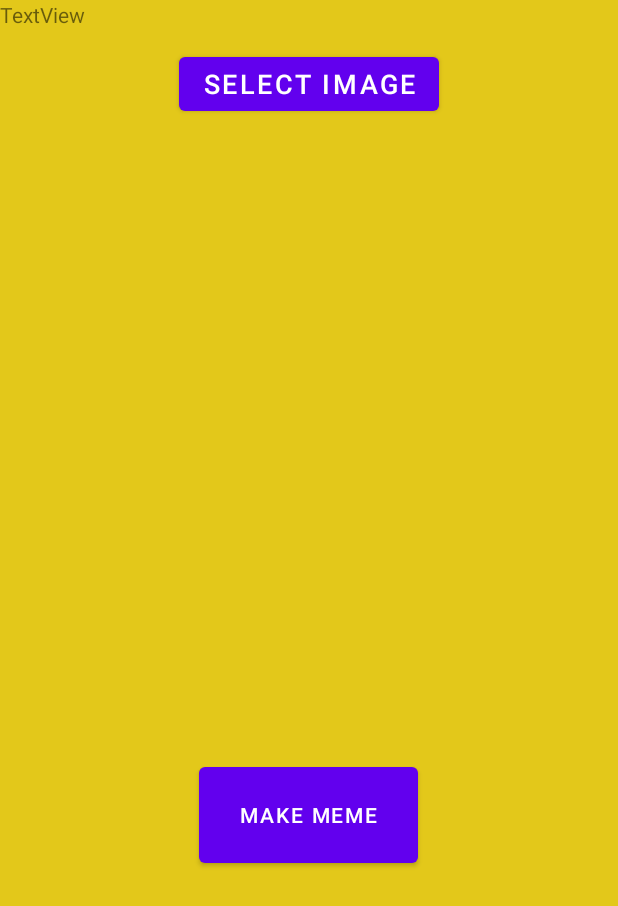
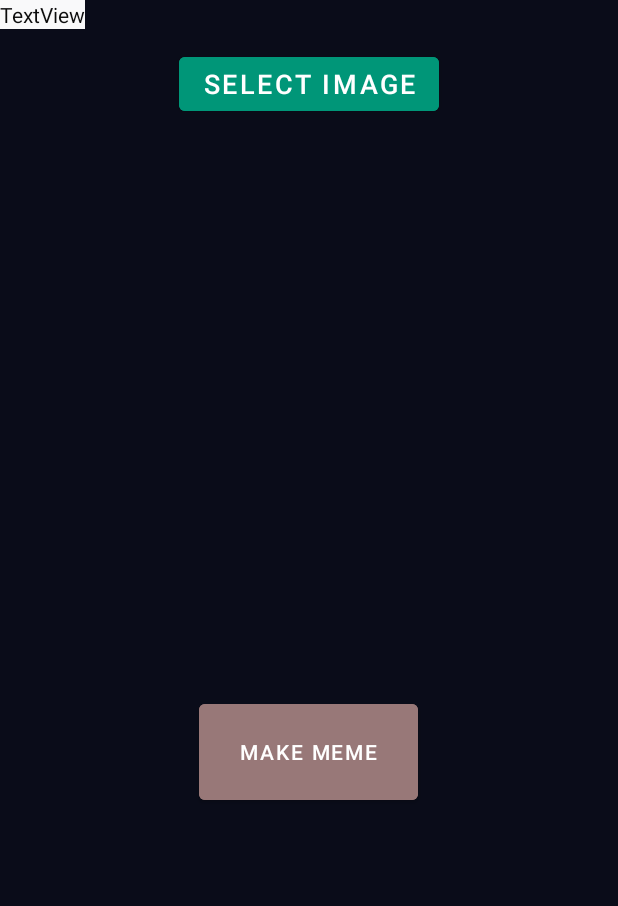
Before and after one commit to hereisjayant/MeMeow-ML-Cat-Meme-Generator, an Android app: the imageUpload screen opened directly, with no data from a screen before it, on a phone screen of 412 x 824 dp. Shown: the top 906 px of the screen. Run offline under Robolectric (Android 15) with nearby library versions, the phone set to English and light mode, and no system bars; libraries missing offline, so code that uses them is left out: org.pytorch, org.pytorch.torchvision; pictures from the network do not load; 1 statement that could not run was skipped.

Commit message:
Updated UI some more but still needs work

```diff
--- a/Cats/app/src/main/res/layout/activity_im_entering.xml
+++ b/Cats/app/src/main/res/layout/activity_im_entering.xml
@@ -4,6 +4,7 @@
     xmlns:tools="http://schemas.android.com/tools"
     android:layout_width="match_parent"
     android:layout_height="match_parent"
+    android:background="#0A0C19"
     tools:context=".ImEnteringActivity">
 
     <ImageView
--- a/Cats/app/src/main/res/layout/activity_image_upload.xml
+++ b/Cats/app/src/main/res/layout/activity_image_upload.xml
@@ -1,9 +1,10 @@
 <?xml version="1.0" encoding="utf-8"?>
 <RelativeLayout xmlns:android="http://schemas.android.com/apk/res/android"
+    xmlns:app="http://schemas.android.com/apk/res-auto"
     xmlns:tools="http://schemas.android.com/tools"
     android:layout_width="match_parent"
     android:layout_height="match_parent"
-    android:background="#E3C81A"
+    android:background="#0A0C19"
     tools:context=".MainActivity"
     tools:ignore="HardcodedText">
 
@@ -17,9 +18,11 @@
         android:layout_height="wrap_content"
         android:layout_centerHorizontal="true"
         android:layout_marginTop="32dp"
+        android:backgroundTint="#009678"
         android:text="SELECT IMAGE"
         android:textColor="@android:color/white"
-        android:textSize="18sp" />
+        android:textSize="18sp"
+        app:iconTint="#FFFFFF" />
 
     <ImageView
         android:id="@+id/IVPreviewImage"
@@ -29,7 +32,8 @@
         android:layout_centerHorizontal="true"
         android:layout_marginStart="16dp"
         android:layout_marginTop="68dp"
-        android:layout_marginEnd="16dp" />
+        android:layout_marginEnd="16dp"
+        android:backgroundTint="#B19797" />
 
     <Button
         android:id="@+id/memeBtn"
@@ -39,14 +43,18 @@
         android:layout_centerHorizontal="true"
         android:layout_marginStart="143dp"
         android:layout_marginLeft="143dp"
-        android:layout_marginTop="57dp"
+        android:layout_marginTop="15dp"
         android:layout_marginBottom="149dp"
-        android:text="Make Meme" />
+        android:backgroundTint="#987878"
+        android:text="Make Meme"
+        app:iconTint="#3397F1" />
 
     <TextView
         android:id="@+id/category"
         android:layout_width="wrap_content"
         android:layout_height="wrap_content"
-        android:text="TextView" />
+        android:background="#F9F9FA"
+        android:text="TextView"
+        android:textColor="#0C0C0C" />
 
 </RelativeLayout>
--- a/Cats/app/src/main/res/layout/activity_main.xml
+++ b/Cats/app/src/main/res/layout/activity_main.xml
@@ -5,7 +5,7 @@
     android:id="@+id/titleTextView"
     android:layout_width="match_parent"
     android:layout_height="match_parent"
-    android:background="#000000"
+    android:background="#0A0C19"
     tools:context=".MainActivity">
 
     <Button
--- a/Cats/app/src/main/res/layout/activity_text_entering.xml
+++ b/Cats/app/src/main/res/layout/activity_text_entering.xml
@@ -4,13 +4,15 @@
     xmlns:tools="http://schemas.android.com/tools"
     android:layout_width="match_parent"
     android:layout_height="match_parent"
-    android:background="#E3C81A"
+    android:background="#0A0C19"
     tools:context=".TextEnteringActivity">
 
     <EditText
         android:id="@+id/inputEditText"
         android:layout_width="338dp"
         android:layout_height="72dp"
+        android:background="#009768"
+        android:backgroundTint="#9BBDB7"
         android:ems="10"
         android:hint="max characters: 45"
         android:inputType="textPersonName"
@@ -27,6 +29,7 @@
         android:layout_width="wrap_content"
         android:layout_height="wrap_content"
         android:layout_marginTop="28dp"
+        android:backgroundTint="#987878"
         android:capitalize="words"
         android:text="Create Meme"
         android:textSize="30sp"
```
Also changed, not shown: Cats/app/src/main/res/layout/activity_called_from_mk_from_txt.xml (+9 -4 lines), Cats/app/src/main/res/layout/activity_meme_from_image.xml (+5 -4 lines), Cats/app/src/main/res/layout/meme_out.xml (+8 -4 lines), 3 other files.
